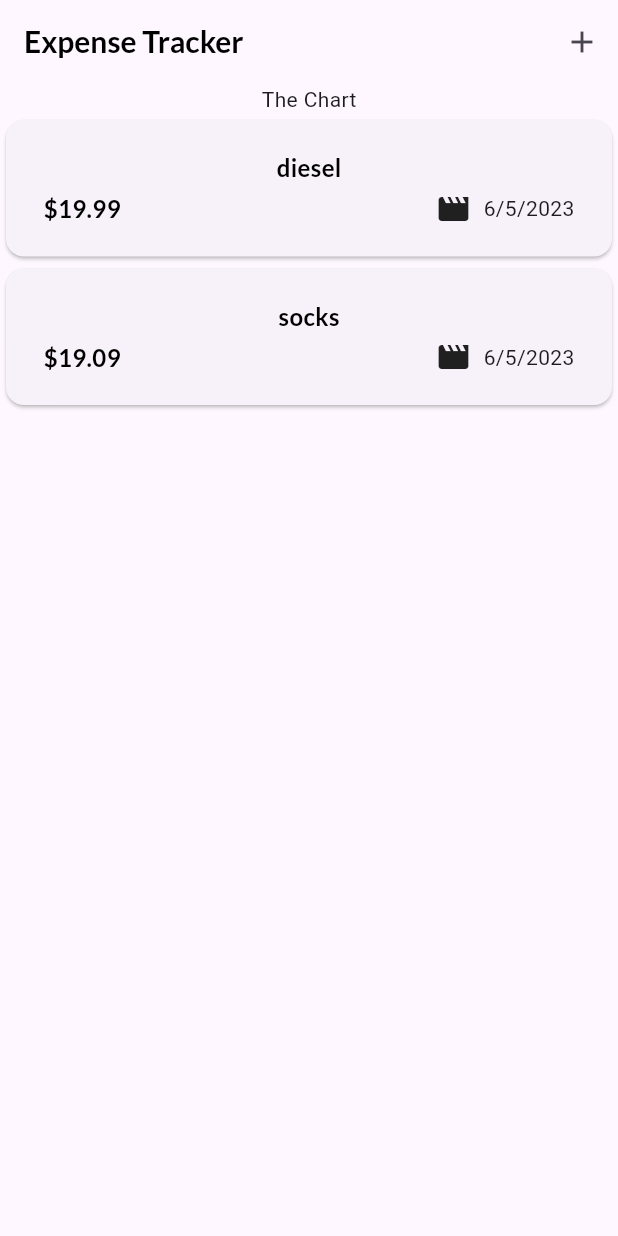
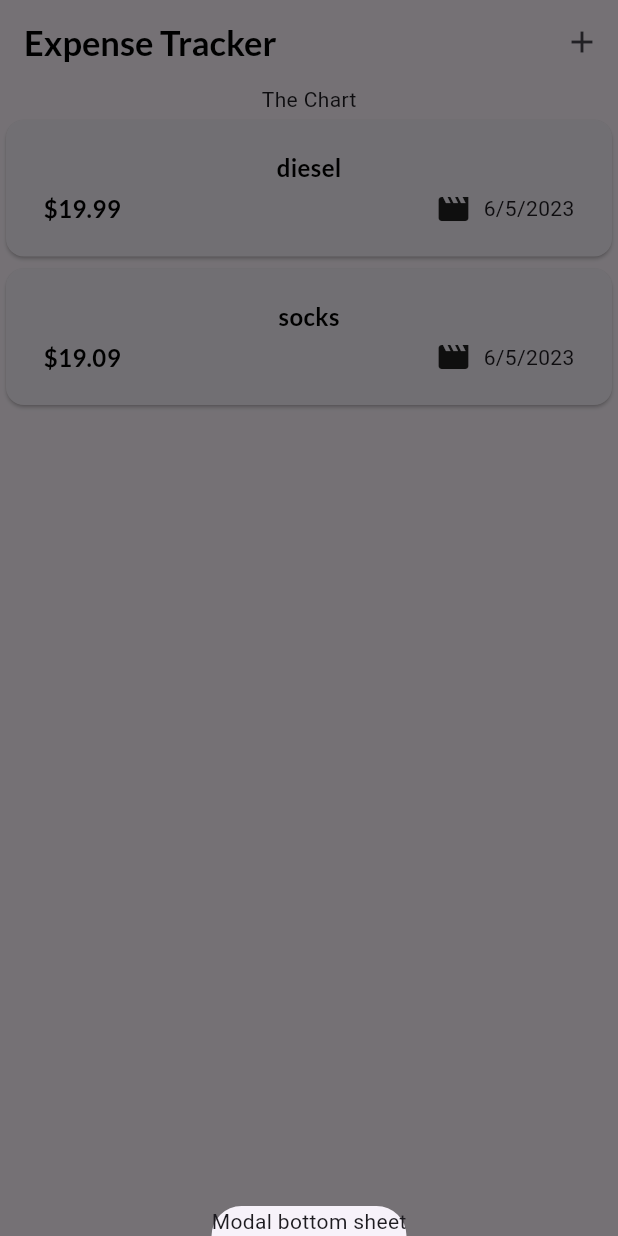
Before and after one commit to adeyemiiiii7/expeense_tracker, a Flutter app: the screen it shows after launch, after a tap on the "add" icon, on a phone screen of 412 x 824 dp. Run offline on Flutter 3.47's test engine with Material 2 defaults, Android fonts, the phone set to English and light mode, and no system bars; our stand-ins replace google_fonts.

Commit message:
modified:   lib/widgets/expenses.dart 	new file:   lib/widgets/new_expense.dart

```diff
--- a/lib/widgets/expenses.dart
+++ b/lib/widgets/expenses.dart
@@ -3,6 +3,7 @@ import 'package:flutter/material.dart';
 import 'package:google_fonts/google_fonts.dart';
 
 import '../models/expense.dart';
+import 'expenses_list/expenses_list.dart';
 
 class Expenses extends StatefulWidget {
   const Expenses({Key? key});
@@ -27,6 +28,13 @@ class _ExpensesState extends State<Expenses> {
     ),
   ];
 
+  void _openAddExpense() {
+    showModalBottomSheet(
+      context: context,
+      builder: (ctx) => const Text('Modal bottom sheet'),
+    );
+  }
+
   @override
   Widget build(BuildContext context) {
     return Scaffold(
@@ -35,22 +43,27 @@ class _ExpensesState extends State<Expenses> {
           'Expense Tracker',
           style: GoogleFonts.lato(
             color: Colors.black,
-            fontSize: 20,
+            fontSize: 23,
             fontWeight: FontWeight.bold,
           ),
         ),
         actions: [
           IconButton(
-            icon: Icon(Icons.add),
-            onPressed: () {},
-          )
+            onPressed: _openAddExpense,
+            icon: const Icon(Icons.add),
+          ),
         ],
       ),
       body: Column(
         children: [
           const Text("The Chart"),
           Expanded(
-            child: ExpensesList(expenses: _registeredExpenses),
+            child: ListView.builder(
+              itemCount: _registeredExpenses.length,
+              itemBuilder: (ctx, index) {
+                return ExpenseItem(expense: _registeredExpenses[index]);
+              },
+            ),
           ),
         ],
       ),
```
Also changed, not shown: lib/widgets/new_expense.dart (added, +24 -0 lines).
